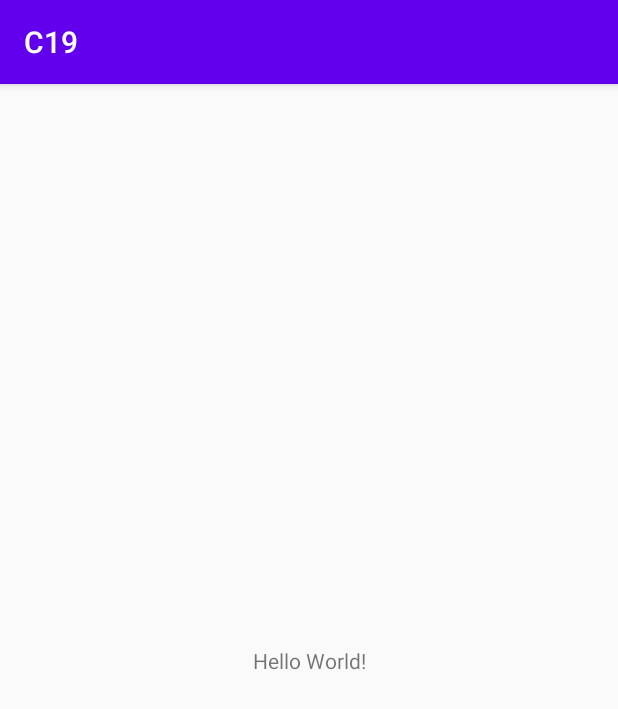
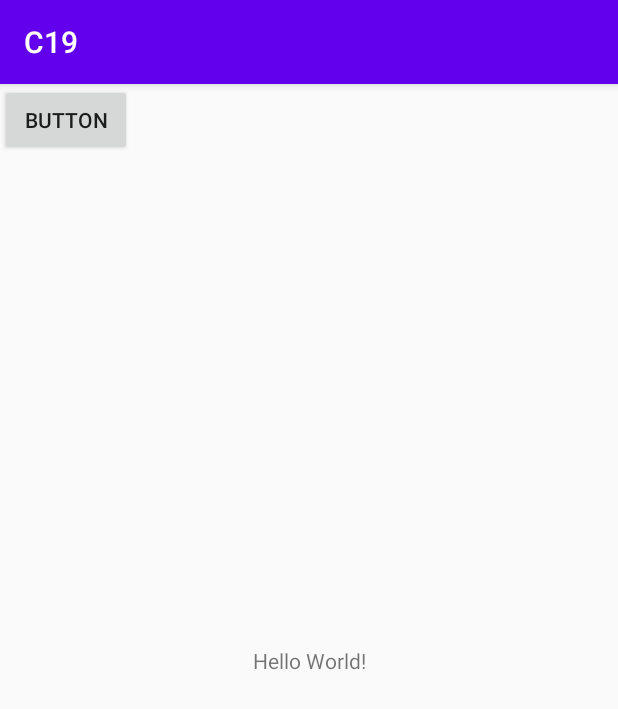
Before and after one commit to jerome1232/C19, an Android app: the screen it shows after launch (MainActivity), on a phone screen of 412 x 824 dp. Shown: the top 709 px of the screen. Run offline under Robolectric (Android 15) with nearby library versions, the phone set to English and light mode, and no system bars.

```diff
--- a/app/build.gradle
+++ b/app/build.gradle
@@ -31,6 +31,8 @@ dependencies {
     implementation 'androidx.appcompat:appcompat:1.1.0'
     implementation 'androidx.constraintlayout:constraintlayout:1.1.3'
     implementation 'com.google.code.gson:gson:2.8.5'
+    implementation 'com.squareup.retrofit2:retrofit:2.0.0'
+    implementation 'com.squareup.retrofit2:converter-moshi:2.0.0'
     testImplementation 'junit:junit:4.12'
     androidTestImplementation 'androidx.test.ext:junit:1.1.1'
     androidTestImplementation 'androidx.test.espresso:espresso-core:3.2.0'
--- a/app/src/main/res/layout/activity_main.xml
+++ b/app/src/main/res/layout/activity_main.xml
@@ -15,4 +15,13 @@
         app:layout_constraintRight_toRightOf="parent"
         app:layout_constraintTop_toTopOf="parent" />
 
+    <Button
+        android:id="@+id/button"
+        android:layout_width="wrap_content"
+        android:layout_height="wrap_content"
+        android:onClick="dataTest"
+        android:text="Button"
+        tools:layout_editor_absoluteX="149dp"
+        tools:layout_editor_absoluteY="176dp" />
+
 </androidx.constraintlayout.widget.ConstraintLayout>
```
Also changed, not shown: app/src/main/java/com/example/c19/CovidManager.kt (added, +15 -0 lines), app/src/main/java/com/example/c19/MainActivity.kt (+9 -0 lines), app/src/main/java/com/example/c19/NovelCovidApi.kt (added, +11 -0 lines).
